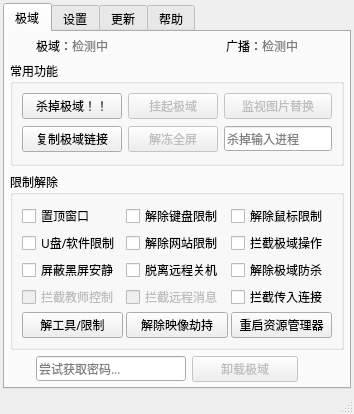
Qt form libs/NTD.ui (LYXOfficial/NoTopDomain) before a commit.
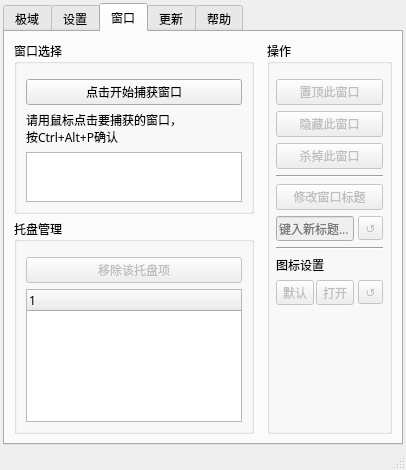
The same form after that commit. The open tabs and pages were chosen to show the change.

The edit to the form file:
```diff
--- a/libs/NTD.ui
+++ b/libs/NTD.ui
@@ -6,8 +6,8 @@
    <rect>
     <x>0</x>
     <y>0</y>
-    <width>354</width>
-    <height>414</height>
+    <width>406</width>
+    <height>470</height>
    </rect>
   </property>
   <property name="font">
@@ -33,10 +33,7 @@
     <property name="bottomMargin">
      <number>3</number>
     </property>
-    <property name="spacing">
-     <number>3</number>
-    </property>
-    <item row="0" column="0" colspan="2">
+    <item row="0" column="0">
      <widget class="QTabWidget" name="PigeonGames">
       <property name="currentIndex">
        <number>0</number>
@@ -413,106 +410,7 @@
         <property name="bottomMargin">
          <number>10</number>
         </property>
-        <item row="3" column="0" colspan="2">
-         <widget class="QGroupBox" name="groupBox_4">
-          <property name="title">
-           <string>快捷键配置</string>
-          </property>
-          <property name="flat">
-           <bool>false</bool>
-          </property>
-          <layout class="QHBoxLayout" name="horizontalLayout">
-           <item>
-            <layout class="QFormLayout" name="formLayout">
-             <property name="horizontalSpacing">
-              <number>4</number>
-             </property>
-             <property name="verticalSpacing">
-              <number>4</number>
-             </property>
-             <item row="0" column="0">
-              <widget class="QLabel" name="label">
-               <property name="text">
-                <string>唤起窗口</string>
-               </property>
-              </widget>
-             </item>
-             <item row="0" column="1">
-              <widget class="QLineEdit" name="showWindowHotKey"/>
-             </item>
-             <item row="1" column="0">
-              <widget class="QLabel" name="label_4">
-               <property name="text">
-                <string>杀掉当前窗口</string>
-               </property>
-              </widget>
-             </item>
-             <item row="1" column="1">
-              <widget class="QLineEdit" name="killFocusHotKey"/>
-             </item>
-             <item row="2" column="0">
-              <widget class="QLabel" name="label_7">
-               <property name="text">
-                <string>窗口化切换</string>
-               </property>
-              </widget>
-             </item>
-             <item row="2" column="1">
-              <widget class="QLineEdit" name="GBWindowSwitchHotKey"/>
-             </item>
-            </layout>
-           </item>
-           <item>
-            <widget class="Line" name="line">
-             <property name="orientation">
-              <enum>Qt::Vertical</enum>
-             </property>
-            </widget>
-           </item>
-           <item>
-            <layout class="QFormLayout" name="formLayout_2">
-             <property name="horizontalSpacing">
-              <number>4</number>
-             </property>
-             <property name="verticalSpacing">
-              <number>4</number>
-             </property>
-             <item row="0" column="0">
-              <widget class="QLabel" name="label_2">
-               <property name="text">
-                <string>隐藏当前窗口</string>
-               </property>
-              </widget>
-             </item>
-             <item row="0" column="1">
-              <widget class="QLineEdit" name="TSKHotKey"/>
-             </item>
-             <item row="1" column="0">
-              <widget class="QLabel" name="label_3">
-               <property name="text">
-                <string>置顶当前窗口</string>
-               </property>
-              </widget>
-             </item>
-             <item row="1" column="1">
-              <widget class="QLineEdit" name="topFocusHotKey"/>
-             </item>
-             <item row="2" column="0">
-              <widget class="QLabel" name="label_8">
-               <property name="text">
-                <string>恢复广播全屏</string>
-               </property>
-              </widget>
-             </item>
-             <item row="2" column="1">
-              <widget class="QLineEdit" name="ForceFullHotKey"/>
-             </item>
-            </layout>
-           </item>
-          </layout>
-         </widget>
-        </item>
-        <item row="8" column="0">
+        <item row="7" column="0">
          <widget class="QPushButton" name="pushButton_2">
           <property name="text">
            <string>保存</string>
@@ -671,6 +569,365 @@
           </layout>
          </widget>
         </item>
+        <item row="7" column="1">
+         <widget class="QPushButton" name="reStart">
+          <property name="text">
+           <string>重启程序以应用设置</string>
+          </property>
+         </widget>
+        </item>
+        <item row="3" column="0" colspan="2">
+         <widget class="QGroupBox" name="groupBox_4">
+          <property name="title">
+           <string>快捷键配置</string>
+          </property>
+          <property name="flat">
+           <bool>false</bool>
+          </property>
+          <layout class="QGridLayout" name="gridLayout_8">
+           <property name="leftMargin">
+            <number>11</number>
+           </property>
+           <property name="topMargin">
+            <number>11</number>
+           </property>
+           <property name="rightMargin">
+            <number>11</number>
+           </property>
+           <property name="bottomMargin">
+            <number>11</number>
+           </property>
+           <item row="1" column="0">
+            <layout class="QFormLayout" name="formLayout_2">
+             <item row="0" column="0">
+              <widget class="QLabel" name="label">
+               <property name="text">
+                <string>唤起窗口</string>
+               </property>
+              </widget>
+             </item>
+             <item row="0" column="1">
+              <widget class="QLineEdit" name="showWindowHotKey"/>
+             </item>
+             <item row="1" column="0">
+              <widget class="QLabel" name="label_4">
+               <property name="text">
+                <string>杀掉焦点窗口</string>
+               </property>
+              </widget>
+             </item>
+             <item row="1" column="1">
+              <widget class="QLineEdit" name="killFocusHotKey"/>
+             </item>
+             <item row="2" column="0">
+              <widget class="QLabel" name="label_7">
+               <property name="text">
+                <string>窗口化切换</string>
+               </property>
+              </widget>
+             </item>
+             <item row="2" column="1">
+              <widget class="QLineEdit" name="GBWindowSwitchHotKey"/>
+             </item>
+            </layout>
+           </item>
+           <item row="1" column="2">
+            <layout class="QFormLayout" name="formLayout">
+             <item row="0" column="0">
+              <widget class="QLabel" name="label_2">
+               <property name="text">
+                <string>隐藏焦点窗口</string>
+               </property>
+              </widget>
+             </item>
+             <item row="0" column="1">
+              <widget class="QLineEdit" name="TSKHotKey"/>
+             </item>
+             <item row="1" column="0">
+              <widget class="QLabel" name="label_3">
+               <property name="text">
+                <string>置顶焦点窗口</string>
+               </property>
+              </widget>
+             </item>
+             <item row="1" column="1">
+              <widget class="QLineEdit" name="topFocusHotKey"/>
+             </item>
+             <item row="2" column="0">
+              <widget class="QLabel" name="label_8">
+               <property name="text">
+                <string>恢复广播全屏</string>
+               </property>
+              </widget>
+             </item>
+             <item row="2" column="1">
+              <widget class="QLineEdit" name="ForceFullHotKey"/>
+             </item>
+            </layout>
+           </item>
+          </layout>
+         </widget>
+        </item>
+       </layout>
+      </widget>
+      <widget class="QWidget" name="tab_4">
+       <attribute name="title">
+        <string>窗口</string>
+       </attribute>
+       <layout class="QGridLayout" name="gridLayout_10">
+        <property name="horizontalSpacing">
+         <number>3</number>
+        </property>
+        <property name="verticalSpacing">
+         <number>5</number>
+        </property>
+        <item row="0" column="2" rowspan="2">
+         <widget class="QGroupBox" name="groupBox_6">
+          <property name="title">
+           <string>操作</string>
+          </property>
+          <layout class="QGridLayout" name="gridLayout_9">
+           <property name="leftMargin">
+            <number>6</number>
+           </property>
+           <property name="topMargin">
+            <number>15</number>
+           </property>
+           <property name="rightMargin">
+            <number>6</number>
+           </property>
+           <property name="bottomMargin">
+            <number>6</number>
+           </property>
+           <property name="horizontalSpacing">
+            <number>2</number>
+           </property>
+           <property name="verticalSpacing">
+            <number>6</number>
+           </property>
+           <item row="3" column="0" colspan="4">
+            <widget class="Line" name="line">
+             <property name="orientation">
+              <enum>Qt::Horizontal</enum>
+             </property>
+            </widget>
+           </item>
+           <item row="7" column="0" colspan="4">
+            <widget class="Line" name="line_4">
+             <property name="orientation">
+              <enum>Qt::Horizontal</enum>
+             </property>
+            </widget>
+           </item>
+           <item row="5" column="3">
+            <widget class="QToolButton" name="resetTitle">
+             <property name="enabled">
+              <bool>false</bool>
+             </property>
+             <property name="toolTip">
+              <string>重置标题</string>
+             </property>
+             <property name="text">
+              <string>↺</string>
+             </property>
+            </widget>
+           </item>
+           <item row="4" column="0" colspan="4">
+            <widget class="QPushButton" name="changeThisWindowTitle">
+             <property name="enabled">
+              <bool>false</bool>
+             </property>
+             <property name="text">
+              <string>修改窗口标题</string>
+             </property>
+            </widget>
+           </item>
+           <item row="5" column="0" colspan="2">
+            <widget class="QLineEdit" name="newWindowTitle">
+             <property name="enabled">
+              <bool>false</bool>
+             </property>
+             <property name="text">
+              <string/>
+             </property>
+             <property name="placeholderText">
+              <string>键入新标题...</string>
+             </property>
+            </widget>
+           </item>
+           <item row="2" column="0" colspan="4">
+            <widget class="QPushButton" name="killThisWindow">
+             <property name="enabled">
+              <bool>false</bool>
+             </property>
+             <property name="text">
+              <string>杀掉此窗口</string>
+             </property>
+            </widget>
+           </item>
+           <item row="9" column="3">
+            <widget class="QToolButton" name="resetIcon">
+             <property name="enabled">
+              <bool>false</bool>
+             </property>
+             <property name="toolTip">
+              <string>重置标题</string>
+             </property>
+             <property name="text">
+              <string>↺</string>
+             </property>
+            </widget>
+           </item>
+           <item row="9" column="0">
+            <widget class="QToolButton" name="changeNormalIcon">
+             <property name="enabled">
+              <bool>false</bool>
+             </property>
+             <property name="text">
+              <string>默认</string>
+             </property>
+            </widget>
+           </item>
+           <item row="1" column="0" colspan="4">
+            <widget class="QPushButton" name="hideThisWindow">
+             <property name="enabled">
+              <bool>false</bool>
+             </property>
+             <property name="text">
+              <string>隐藏此窗口</string>
+             </property>
+            </widget>
+           </item>
+           <item row="9" column="1">
+            <widget class="QToolButton" name="openFolderIcon">
+             <property name="enabled">
+              <bool>false</bool>
+             </property>
+             <property name="text">
+              <string>打开</string>
+             </property>
+            </widget>
+           </item>
+           <item row="0" column="0" colspan="4">
+            <widget class="QPushButton" name="topThisWindow">
+             <property name="enabled">
+              <bool>false</bool>
+             </property>
+             <property name="text">
+              <string>置顶此窗口</string>
+             </property>
+            </widget>
+           </item>
+           <item row="8" column="0" colspan="4">
+            <widget class="QLabel" name="label_20">
+             <property name="sizePolicy">
+              <sizepolicy hsizetype="Preferred" vsizetype="Fixed">
+               <horstretch>0</horstretch>
+               <verstretch>0</verstretch>
+              </sizepolicy>
+             </property>
+             <property name="text">
+              <string>图标设置</string>
+             </property>
+            </widget>
+           </item>
+           <item row="10" column="1">
+            <spacer name="verticalSpacer">
+             <property name="orientation">
+              <enum>Qt::Vertical</enum>
+             </property>
+             <property name="sizeHint" stdset="0">
+              <size>
+               <width>20</width>
+               <height>40</height>
+              </size>
+             </property>
+            </spacer>
+           </item>
+          </layout>
+         </widget>
+        </item>
+        <item row="0" column="0">
+         <widget class="QGroupBox" name="groupBox_5">
+          <property name="title">
+           <string>窗口选择</string>
+          </property>
+          <layout class="QVBoxLayout" name="verticalLayout_2">
+           <property name="topMargin">
+            <number>15</number>
+           </property>
+           <item>
+            <widget class="QPushButton" name="capWindow">
+             <property name="text">
+              <string>点击开始捕获窗口</string>
+             </property>
+            </widget>
+           </item>
+           <item>
+            <widget class="QLabel" name="label_19">
+             <property name="text">
+              <string>请用鼠标点击要捕获的窗口，
+按Ctrl+Alt+P确认</string>
+             </property>
+            </widget>
+           </item>
+           <item>
+            <widget class="QPlainTextEdit" name="textBrowser_2">
+             <property name="sizePolicy">
+              <sizepolicy hsizetype="Expanding" vsizetype="Fixed">
+               <horstretch>0</horstretch>
+               <verstretch>0</verstretch>
+              </sizepolicy>
+             </property>
+             <property name="maximumSize">
+              <size>
+               <width>16777215</width>
+               <height>50</height>
+              </size>
+             </property>
+            </widget>
+           </item>
+          </layout>
+         </widget>
+        </item>
+        <item row="0" column="1">
+         <widget class="QLabel" name="label_18">
+          <property name="text">
+           <string/>
+          </property>
+         </widget>
+        </item>
+        <item row="1" column="0">
+         <widget class="QGroupBox" name="groupBox_7">
+          <property name="title">
+           <string>托盘管理</string>
+          </property>
+          <layout class="QVBoxLayout" name="verticalLayout_3">
+           <property name="topMargin">
+            <number>15</number>
+           </property>
+           <item>
+            <widget class="QPushButton" name="removeTrayIcon">
+             <property name="enabled">
+              <bool>false</bool>
+             </property>
+             <property name="text">
+              <string>移除该托盘项</string>
+             </property>
+            </widget>
+           </item>
+           <item>
+            <widget class="QTreeWidget" name="treeWidget">
+             <column>
+              <property name="text">
+               <string/>
+              </property>
+             </column>
+            </widget>
+           </item>
+          </layout>
+         </widget>
+        </item>
        </layout>
       </widget>
       <widget class="QWidget" name="tab_2">
```
Left out of the diff: 358 changed lines with no effect on the pictures.
